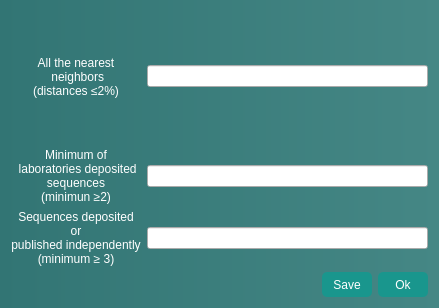
lmpn/iSpecID, file iSpecIDApp/gradingoptionsdialog.ui: the form before one commit.
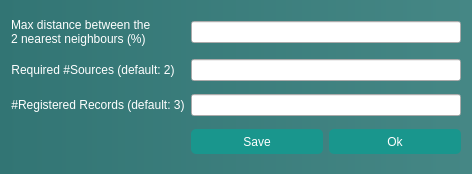
The form after the commit.

Diff of the .ui file:
```diff
--- a/iSpecIDApp/gradingoptionsdialog.ui
+++ b/iSpecIDApp/gradingoptionsdialog.ui
@@ -6,8 +6,8 @@
    <rect>
     <x>0</x>
     <y>0</y>
-    <width>439</width>
-    <height>308</height>
+    <width>472</width>
+    <height>174</height>
    </rect>
   </property>
   <property name="windowTitle">
@@ -19,23 +19,14 @@
 }</string>
   </property>
   <layout class="QGridLayout" name="gridLayout">
-   <item row="3" column="0" colspan="2">
-    <layout class="QHBoxLayout" name="horizontalLayout_4">
-     <item>
-      <spacer name="horizontalSpacer">
-       <property name="orientation">
-        <enum>Qt::Horizontal</enum>
-       </property>
-       <property name="sizeHint" stdset="0">
-        <size>
-         <width>40</width>
-         <height>20</height>
-        </size>
-       </property>
-      </spacer>
-     </item>
-     <item>
+   <item row="3" column="1">
       <widget class="QPushButton" name="save_options_button">
+     <property name="sizePolicy">
+      <sizepolicy hsizetype="Minimum" vsizetype="Maximum">
+       <horstretch>0</horstretch>
+       <verstretch>0</verstretch>
+      </sizepolicy>
+     </property>
        <property name="minimumSize">
         <size>
          <width>50</width>
@@ -74,8 +65,47 @@
        </property>
       </widget>
      </item>
-     <item>
+   <item row="0" column="0">
+    <widget class="QLabel" name="max_dist_label">
+     <property name="sizePolicy">
+      <sizepolicy hsizetype="Fixed" vsizetype="Preferred">
+       <horstretch>0</horstretch>
+       <verstretch>0</verstretch>
+      </sizepolicy>
+     </property>
+     <property name="styleSheet">
+      <string notr="true">color: white</string>
+     </property>
+     <property name="text">
+      <string>Max distance between the
+2 nearest neighbours (%)</string>
+     </property>
+     <property name="alignment">
+      <set>Qt::AlignJustify|Qt::AlignVCenter</set>
+     </property>
+    </widget>
+   </item>
+   <item row="2" column="1" colspan="2">
+    <widget class="QLineEdit" name="min_sequences_text"/>
+   </item>
+   <item row="0" column="1" colspan="2">
+    <widget class="QLineEdit" name="max_dist_text">
+     <property name="sizePolicy">
+      <sizepolicy hsizetype="MinimumExpanding" vsizetype="Fixed">
+       <horstretch>0</horstretch>
+       <verstretch>0</verstretch>
+      </sizepolicy>
+     </property>
+    </widget>
+   </item>
+   <item row="3" column="2">
       <widget class="QPushButton" name="ok_button">
+     <property name="sizePolicy">
+      <sizepolicy hsizetype="Minimum" vsizetype="Maximum">
+       <horstretch>0</horstretch>
+       <verstretch>0</verstretch>
+      </sizepolicy>
+     </property>
        <property name="minimumSize">
         <size>
          <width>50</width>
@@ -114,33 +144,13 @@
        </property>
       </widget>
      </item>
-    </layout>
+   <item row="1" column="1" colspan="2">
+    <widget class="QLineEdit" name="min_lab_text"/>
    </item>
-   <item row="0" column="0">
-    <widget class="QLabel" name="max_dist_label">
-     <property name="sizePolicy">
-      <sizepolicy hsizetype="Minimum" vsizetype="Expanding">
-       <horstretch>0</horstretch>
-       <verstretch>0</verstretch>
-      </sizepolicy>
-     </property>
-     <property name="styleSheet">
-      <string notr="true">color: white</string>
-     </property>
-     <property name="text">
-      <string>All the nearest
- neighbors 
-(distances ≤2%)</string>
-     </property>
-     <property name="alignment">
-      <set>Qt::AlignCenter</set>
-     </property>
-    </widget>
-   </item>
-   <item row="1" column="0">
+   <item row="2" column="0">
     <widget class="QLabel" name="min_lab_label">
      <property name="sizePolicy">
-      <sizepolicy hsizetype="Minimum" vsizetype="Preferred">
+      <sizepolicy hsizetype="Fixed" vsizetype="Preferred">
        <horstretch>0</horstretch>
        <verstretch>0</verstretch>
       </sizepolicy>
@@ -149,20 +159,17 @@
       <string notr="true">color:white</string>
      </property>
      <property name="text">
-      <string>Minimum of 
- laboratories deposited 
-sequences
-(minimun ≥2)</string>
+      <string>#Registered Records (default: 3)</string>
      </property>
      <property name="alignment">
       <set>Qt::AlignCenter</set>
      </property>
     </widget>
    </item>
-   <item row="2" column="0">
+   <item row="1" column="0">
     <widget class="QLabel" name="min_sequences_label">
      <property name="sizePolicy">
-      <sizepolicy hsizetype="Minimum" vsizetype="Preferred">
+      <sizepolicy hsizetype="Fixed" vsizetype="Preferred">
        <horstretch>0</horstretch>
        <verstretch>0</verstretch>
       </sizepolicy>
@@ -172,32 +179,13 @@
 </string>
      </property>
      <property name="text">
-      <string>Sequences deposited 
-or
-published independently
-(minimum ≥ 3)</string>
+      <string>Required #Sources (default: 2)</string>
      </property>
      <property name="alignment">
       <set>Qt::AlignCenter</set>
      </property>
     </widget>
    </item>
-   <item row="0" column="1">
-    <widget class="QLineEdit" name="max_dist_text">
-     <property name="sizePolicy">
-      <sizepolicy hsizetype="MinimumExpanding" vsizetype="Fixed">
-       <horstretch>0</horstretch>
-       <verstretch>0</verstretch>
-      </sizepolicy>
-     </property>
-    </widget>
-   </item>
-   <item row="1" column="1">
-    <widget class="QLineEdit" name="min_lab_text"/>
-   </item>
-   <item row="2" column="1">
-    <widget class="QLineEdit" name="min_sequences_text"/>
-   </item>
   </layout>
  </widget>
  <resources/>
```
Lines whose indentation alone changed are shown as unchanged.
